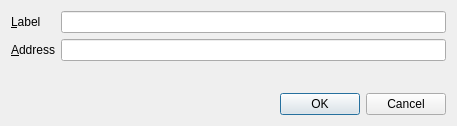
Qt form src/qt/forms/editaddressdialog.ui (FeatherCoin/Feathercoin) before a commit.
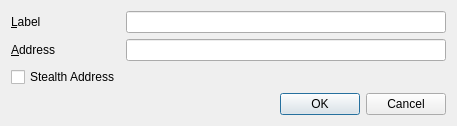
The same form after that commit. Custom widgets are drawn as their Qt base class.

Commit message: implementation stealth address

Patch:
```diff
--- a/src/qt/forms/editaddressdialog.ui
+++ b/src/qt/forms/editaddressdialog.ui
@@ -53,6 +53,13 @@
        </property>
       </widget>
      </item>
+     <item row="2" column="0">
+      <widget class="QCheckBox" name="stealthCB">
+       <property name="text">
+        <string>Stealth Address</string>
+       </property>
+      </widget>
+     </item>
     </layout>
    </item>
    <item>
```
The commit also changes 37 other files.
